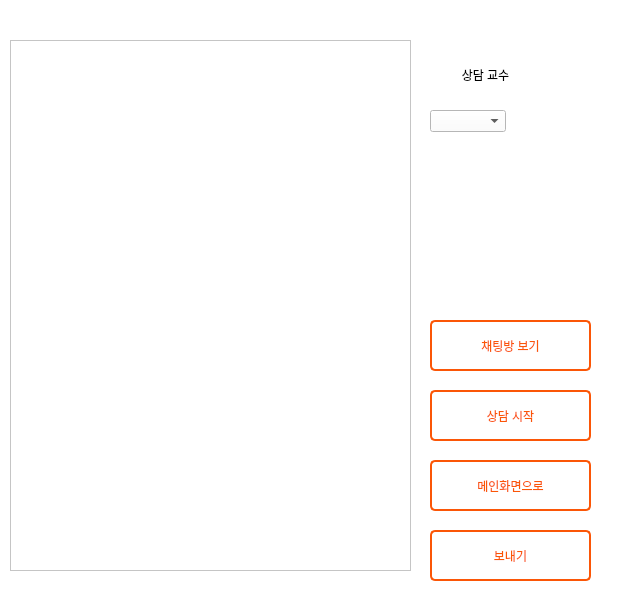
First picture: the form in main.ui, repository gitaeyu/be_corn, before the edit.
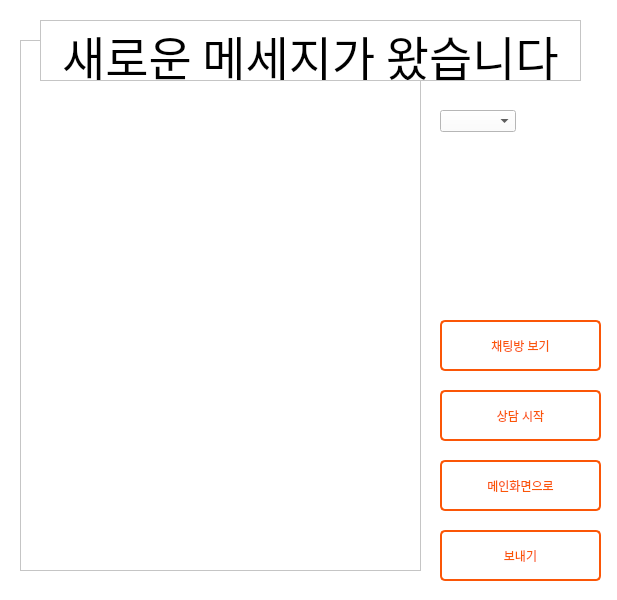
Second picture: the form after the edit. The open tabs and pages were chosen to show the change.

Diff of the .ui file:
```diff
--- a/main.ui
+++ b/main.ui
@@ -19,7 +19,7 @@
   <widget class="QStackedWidget" name="login_SW">
    <property name="geometry">
     <rect>
-     <x>0</x>
+     <x>10</x>
      <y>0</y>
      <width>601</width>
      <height>601</height>
@@ -688,6 +688,12 @@
          <height>531</height>
         </rect>
        </property>
+       <property name="editTriggers">
+        <set>QAbstractItemView::NoEditTriggers</set>
+       </property>
+       <property name="currentRow">
+        <number>-1</number>
+       </property>
       </widget>
      </widget>
      <widget class="QWidget" name="page_21">
@@ -1786,6 +1792,52 @@
     </widget>
    </widget>
   </widget>
+  <widget class="QStackedWidget" name="Notification_SW">
+   <property name="geometry">
+    <rect>
+     <x>30</x>
+     <y>10</y>
+     <width>561</width>
+     <height>81</height>
+    </rect>
+   </property>
+   <property name="styleSheet">
+    <string notr="true">background: transparent</string>
+   </property>
+   <property name="currentIndex">
+    <number>0</number>
+   </property>
+   <widget class="QWidget" name="page_22"/>
+   <widget class="QWidget" name="page_23">
+    <widget class="QListWidget" name="Notification_lw">
+     <property name="geometry">
+      <rect>
+       <x>10</x>
+       <y>10</y>
+       <width>541</width>
+       <height>61</height>
+      </rect>
+     </property>
+     <property name="styleSheet">
+      <string notr="true">background : white</string>
+     </property>
+     <item>
+      <property name="text">
+       <string>새로운 메세지가 왔습니다</string>
+      </property>
+      <property name="font">
+       <font>
+        <family>경기천년바탕 Bold</family>
+        <pointsize>35</pointsize>
+       </font>
+      </property>
+      <property name="textAlignment">
+       <set>AlignHCenter|AlignBottom</set>
+      </property>
+     </item>
+    </widget>
+   </widget>
+  </widget>
  </widget>
  <tabstops>
   <tabstop>login_id_lineEdit</tabstop>
```
Left out of the diff: 4 changed lines with no effect on the pictures.
